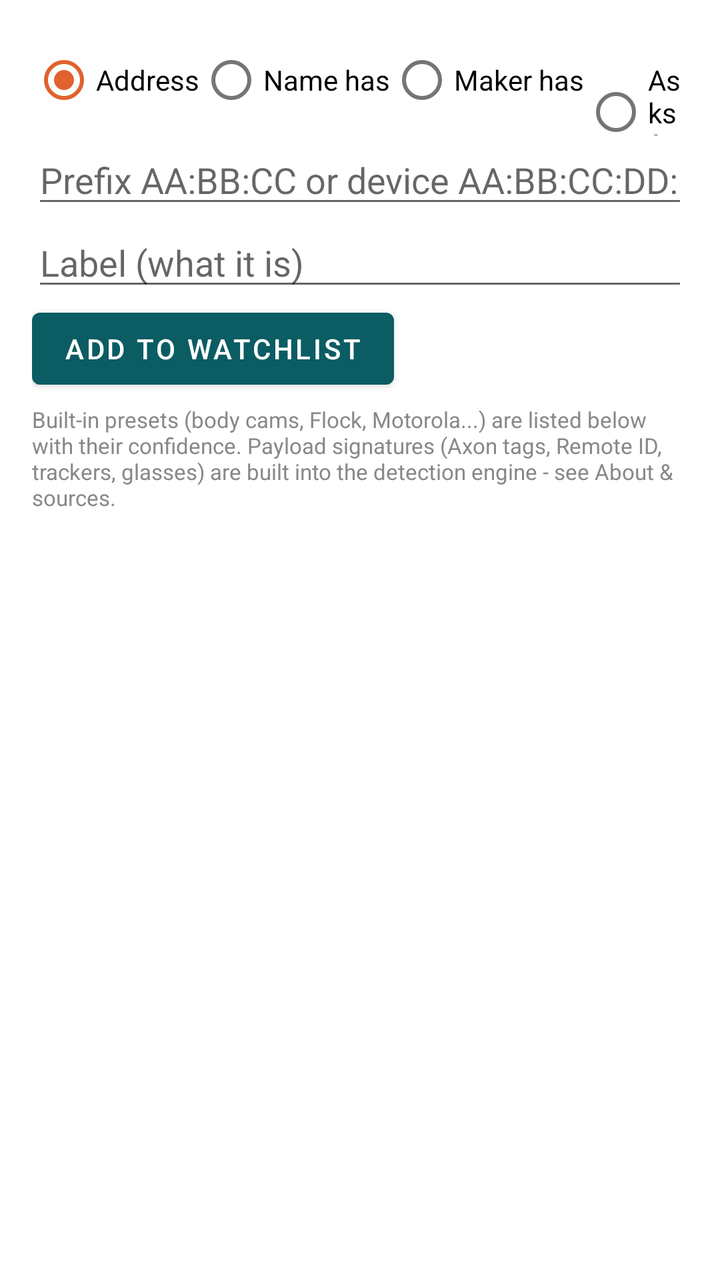
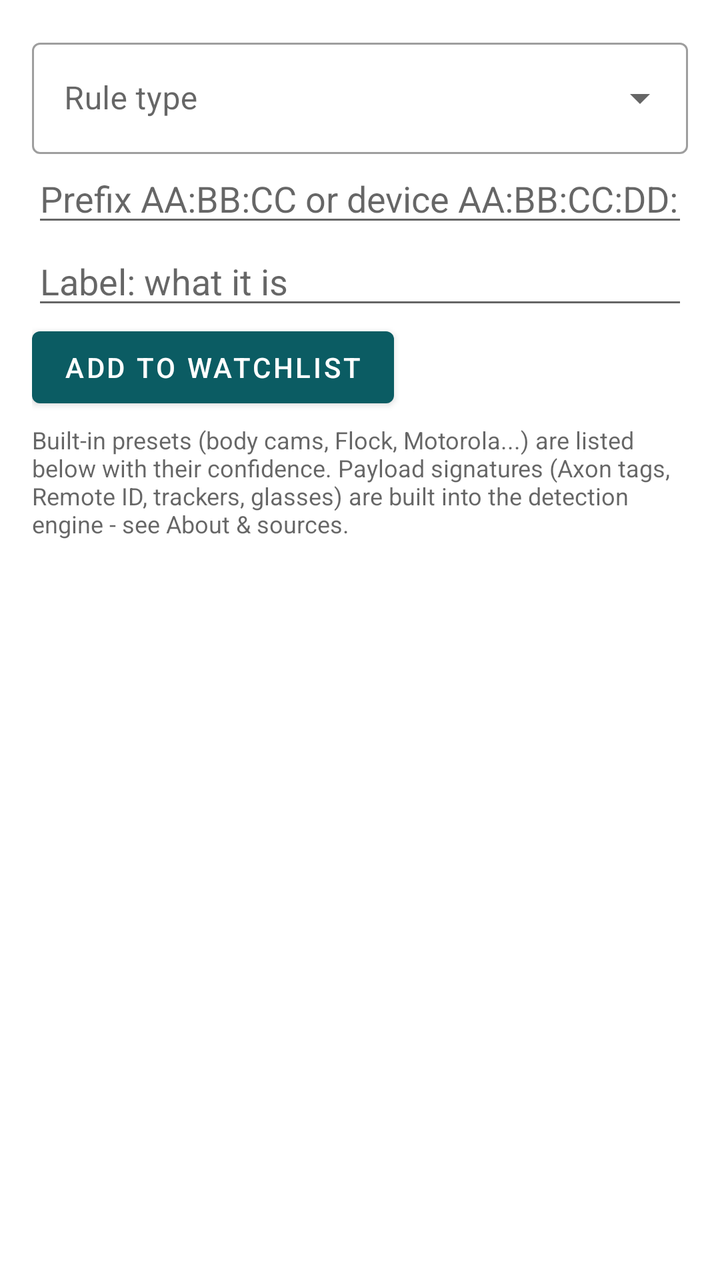

An Android layout rendered at two revisions. The XML below is the earlier revision; the diff shows what the commit changed to produce the second picture.
<!-- AndroidManifest.xml: application theme Theme.RFSentinel -->
<!-- res/layout/activity_oui_list.xml -->
<?xml version="1.0" encoding="utf-8"?>
<LinearLayout xmlns:android="http://schemas.android.com/apk/res/android"
    android:layout_width="match_parent"
    android:layout_height="match_parent"
    android:orientation="vertical"
    android:padding="16dp">

    <RadioGroup
        android:id="@+id/ruleType"
        android:layout_width="match_parent"
        android:layout_height="wrap_content"
        android:checkedButton="@id/typeAddress"
        android:orientation="horizontal">

        <RadioButton
            android:id="@+id/typeAddress"
            android:layout_width="wrap_content"
            android:layout_height="wrap_content"
            android:text="Address" />

        <RadioButton
            android:id="@+id/typeName"
            android:layout_width="wrap_content"
            android:layout_height="wrap_content"
            android:text="Name has" />

        <RadioButton
            android:id="@+id/typeVendor"
            android:layout_width="wrap_content"
            android:layout_height="wrap_content"
            android:text="Maker has" />

        <RadioButton
            android:id="@+id/typeProbe"
            android:layout_width="wrap_content"
            android:layout_height="wrap_content"
            android:text="Asks for" />
    </RadioGroup>

    <EditText
        android:id="@+id/prefixInput"
        android:layout_width="match_parent"
        android:layout_height="wrap_content"
        android:hint="Prefix AA:BB:CC or device AA:BB:CC:DD:EE:FF"
        android:importantForAutofill="no"
        android:inputType="textCapCharacters|textNoSuggestions" />

    <EditText
        android:id="@+id/labelInput"
        android:layout_width="match_parent"
        android:layout_height="wrap_content"
        android:hint="Label (what it is)"
        android:importantForAutofill="no"
        android:inputType="text" />

    <Button
        android:id="@+id/addButton"
        android:layout_width="wrap_content"
        android:layout_height="wrap_content"
        android:text="Add to watchlist" />

    <TextView
        android:layout_width="match_parent"
        android:layout_height="wrap_content"
        android:paddingTop="4dp"
        android:text="Built-in presets (body cams, Flock, Motorola...) are listed below with their confidence. Payload signatures (Axon tags, Remote ID, trackers, glasses) are built into the detection engine - see About &amp; sources."
        android:textColor="#888888"
        android:textSize="11sp" />

    <androidx.recyclerview.widget.RecyclerView
        android:id="@+id/recyclerView"
        android:layout_width="match_parent"
        android:layout_height="0dp"
        android:layout_marginTop="8dp"
        android:layout_weight="1" />

</LinearLayout>
<!-- resources referenced by this layout -->
<resources>
  <style name="Theme.RFSentinel" parent="Theme.MaterialComponents.DayNight.DarkActionBar">
          <item name="colorPrimary">@color/brand_primary</item>
          <item name="colorPrimaryVariant">@color/brand_primary_dark</item>
          <item name="colorOnPrimary">@android:color/white</item>
          <item name="colorSecondary">@color/brand_accent</item>
          <item name="colorOnSecondary">@android:color/white</item>
          <item name="rfScopeColor">@color/scope</item>
          <item name="rfScopeTextColor">@color/scope_text</item>
          <item name="rfTraceColor">@color/trace</item>
          <item name="rfAccent">@color/brand_highlight</item>
          <item name="rfOnAccent">@color/brand_on_highlight</item>
      </style>
  <color name="brand_primary">#0B5C63</color>
  <color name="brand_primary_dark">#073F44</color>
  <color name="brand_accent">#E0622D</color>
  <color name="scope">#0B5C63</color>
  <color name="scope_text">#AA0B5C63</color>
  <color name="trace">#E0622D</color>
  <color name="brand_highlight">#0B5C63</color>
  <color name="brand_on_highlight">#FFFFFF</color>
</resources>

<!-- the commit's change to res/layout/activity_oui_list.xml (unified diff, before → after) -->
@@ -1,41 +1,27 @@
 <?xml version="1.0" encoding="utf-8"?>
 <LinearLayout xmlns:android="http://schemas.android.com/apk/res/android"
+    xmlns:app="http://schemas.android.com/apk/res-auto"
     android:layout_width="match_parent"
     android:layout_height="match_parent"
     android:orientation="vertical"
     android:padding="16dp">
 
-    <RadioGroup
-        android:id="@+id/ruleType"
+    
+    <com.google.android.material.textfield.TextInputLayout
+        android:id="@+id/ruleTypeLayout"
+        style="@style/Widget.MaterialComponents.TextInputLayout.OutlinedBox.ExposedDropdownMenu"
         android:layout_width="match_parent"
         android:layout_height="wrap_content"
-        android:checkedButton="@id/typeAddress"
-        android:orientation="horizontal">
+        android:hint="Rule type"
+        app:endIconMode="dropdown_menu">
 
-        <RadioButton
-            android:id="@+id/typeAddress"
-            android:layout_width="wrap_content"
+        <AutoCompleteTextView
+            android:id="@+id/ruleType"
+            android:layout_width="match_parent"
             android:layout_height="wrap_content"
-            android:text="Address" />
-
-        <RadioButton
-            android:id="@+id/typeName"
-            android:layout_width="wrap_content"
-            android:layout_height="wrap_content"
-            android:text="Name has" />
-
-        <RadioButton
-            android:id="@+id/typeVendor"
-            android:layout_width="wrap_content"
-            android:layout_height="wrap_content"
-            android:text="Maker has" />
-
-        <RadioButton
-            android:id="@+id/typeProbe"
-            android:layout_width="wrap_content"
-            android:layout_height="wrap_content"
-            android:text="Asks for" />
-    </RadioGroup>
+            android:inputType="none"
+            android:saveEnabled="false" />
+    </com.google.android.material.textfield.TextInputLayout>
 
     <EditText
         android:id="@+id/prefixInput"
@@ -49,7 +35,7 @@
         android:id="@+id/labelInput"
         android:layout_width="match_parent"
         android:layout_height="wrap_content"
-        android:hint="Label (what it is)"
+        android:hint="Label: what it is"
         android:importantForAutofill="no"
         android:inputType="text" />
 
@@ -64,8 +50,8 @@
         android:layout_height="wrap_content"
         android:paddingTop="4dp"
         android:text="Built-in presets (body cams, Flock, Motorola...) are listed below with their confidence. Payload signatures (Axon tags, Remote ID, trackers, glasses) are built into the detection engine - see About &amp; sources."
-        android:textColor="#888888"
-        android:textSize="11sp" />
+        android:textColor="?android:attr/textColorSecondary"
+        android:textSize="@dimen/text_caption" />
 
     <androidx.recyclerview.widget.RecyclerView
         android:id="@+id/recyclerView"
<!-- resource entries referenced after the edit -->
@@ -1,5 +1,6 @@
 <!-- resources referenced by this layout -->
 <resources>
+  <dimen name="text_caption">12sp</dimen>
   <style name="Theme.RFSentinel" parent="Theme.MaterialComponents.DayNight.DarkActionBar">
           <item name="colorPrimary">@color/brand_primary</item>
           <item name="colorPrimaryVariant">@color/brand_primary_dark</item>
